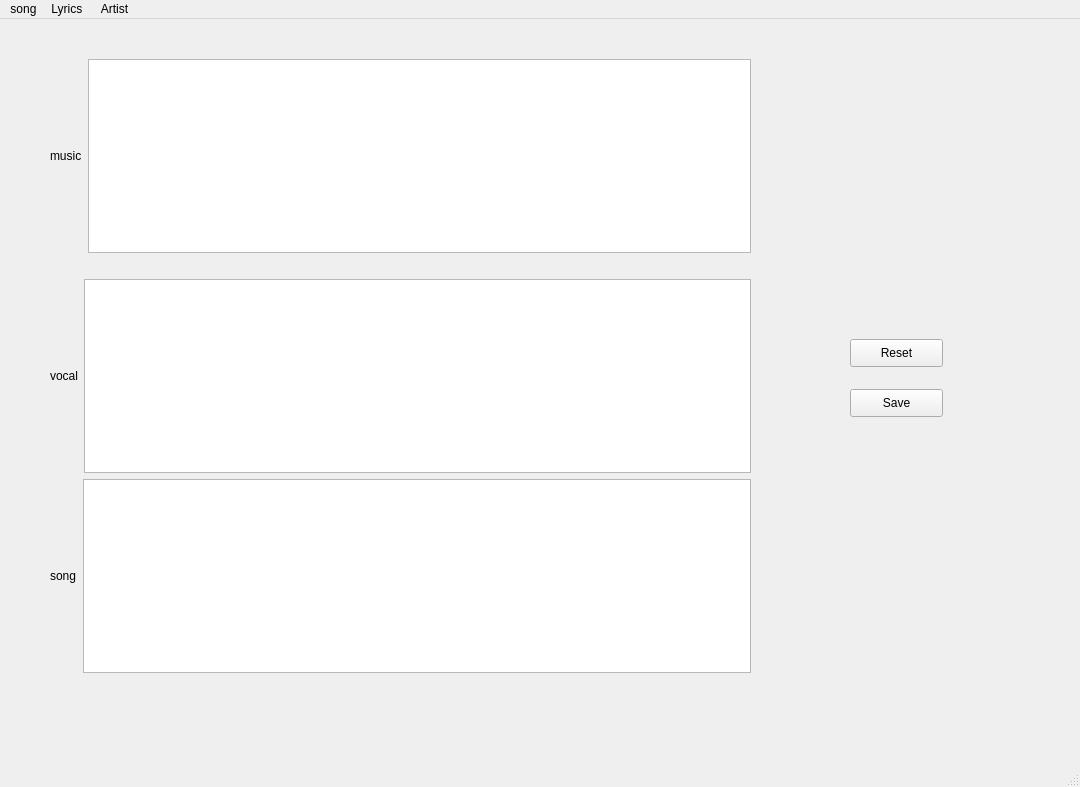
Old version of the form shazam.ui in the repository moheb432/-Fingerprint-Shazam-like.
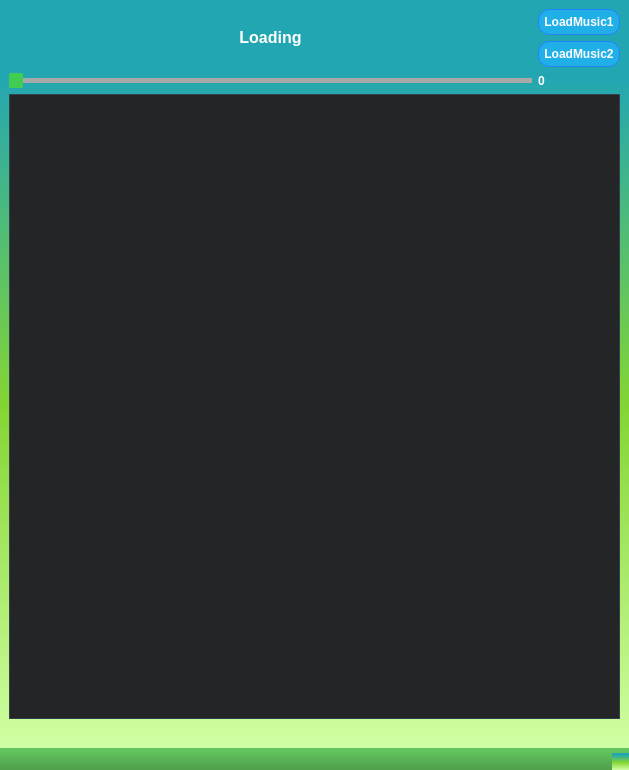
New version of the form. Icons and pictures are not drawn.

What changed in the file:
```diff
--- a/shazam.ui
+++ b/shazam.ui
@@ -6,136 +6,1208 @@
    <rect>
     <x>0</x>
     <y>0</y>
-    <width>1080</width>
-    <height>787</height>
+    <width>629</width>
+    <height>770</height>
    </rect>
   </property>
   <property name="windowTitle">
    <string>MainWindow</string>
   </property>
+  <property name="styleSheet">
+   <string notr="true">QWidget
+{
+	background-color: qlineargradient(spread:repeat, x1:1, y1:0, x2:1, y2:1, stop:0.100962 rgba(34, 166, 178, 255),stop:0.543269 rgba(132, 213, 51, 255),stop:1 rgba(208, 255, 163, 255));
+	color: #ffffff;
+	font-weight: bold;
+	border-color: #051a39;
+	selection-background-color: #3b7e48;
+
+}
+
+
+/*-----QLabel-----*/
+QLabel
+{
+	background-color: transparent;
+	color: #ffffff;
+
+}
+
+
+QLabel::disabled
+{
+	background-color: transparent;
+	color: #656565;
+
+}
+
+
+/*-----QMenuBar-----*/
+QMenuBar
+{
+	background-color: qlineargradient(spread:repeat, x1:1, y1:0, x2:1, y2:1, stop:0.100962 rgba(34, 166, 178, 255),stop:1 rgba(24, 123, 132, 255));
+	color: #ffffff;
+	border-color: #051a39;
+
+}
+
+
+QMenuBar::disabled
+{
+	background-color: #404040;
+	color: #656565;
+	border-color: #051a39;
+
+}
+
+
+QMenuBar::item
+{
+    background-color: transparent;
+
+}
+
+
+QMenuBar::item:selected
+{
+    background-color: #5ab8a0;
+    border: 1px solid #41cd52;
+
+}
+
+
+QMenuBar::item:pressed
+{
+    background-color: #3e7f6e;
+    border: 1px solid #5ab8a0;
+    margin-bottom: -1px;
+    padding-bottom: 1px;
+
+}
+
+
+/*-----QMenu-----*/
+QMenu
+{
+    background-color: #1f2b2b;
+    border: 1px solid;
+    color: #ffffff;
+
+}
+
+
+QMenu::separator
+{
+    height: 1px;
+    background-color: #22af00;
+    color: #ffffff;
+    padding-left: 4px;
+    margin-left: 10px;
+    margin-right: 5px;
+
+}
+
+
+QMenu::item
+{
+    min-width : 150px;
+    padding: 3px 20px 3px 20px;
+
+}
+
+
+QMenu::item:selected
+{
+    background-color: #22a6b2;
+    color: #ffffff;
+
+}
+
+
+QMenu::item:disabled
+{
+    color: #262626;
+
+}
+
+
+/*-----QToolTip-----*/
+QToolTip
+{
+	border : 1px solid #000000;
+	background-color: #26264f;
+	color: #ffffff;
+	border-color: #051a39;
+
+}
+
+
+/*-----QPushButton-----*/
+QPushButton
+{
+	background-color: #20afe7;
+	color: #ffffff;
+	border-style: solid;
+	border-width: 1px;
+	border-radius: 11px;
+	border-color: #2082ff;
+	padding: 5px;
+
+}
+
+
+QPushButton::disabled
+{
+	background-color: #404040;
+	color: #656565;
+	border-color: #051a39;
+
+}
+
+
+QPushButton::hover
+{
+	background-color: #33bdff;
+	color: #ffffff;
+	border-style: solid;
+	border-width: 1px;
+	border-radius: 11px;
+	border-color: #2082ff;
+	padding: 5px;
+
+}
+
+
+QPushButton::pressed
+{
+	background-color: #2082ff;
+	color: #ffffff;
+	border-style: solid;
+	border-width: 1px;
+	border-radius: 11px;
+	border-color: #2082ff;
+	padding: 5px;
+
+}
+
+
+/*-----QToolButton-----*/
+QToolButton
+{
+	background-color: #20afe7;
+	color: #ffffff;
+	border-style: solid;
+	border-width: 1px;
+	border-radius: 11px;
+	border-color: #2082ff;
+	padding: 5px;
+
+}
+
+
+QToolButton::disabled
+{
+	background-color: #404040;
+	color: #656565;
+	border-color: #051a39;
+
+}
+
+
+QToolButton::hover
+{
+	background-color: #33bdff;
+	color: #ffffff;
+	border-style: solid;
+	border-width: 1px;
+	border-radius: 11px;
+	border-color: #2082ff;
+	padding: 5px;
+
+}
+
+
+QToolButton::pressed
+{
+	background-color: #2082ff;
+	color: #ffffff;
+	border-style: solid;
+	border-width: 1px;
+	border-radius: 11px;
+	border-color: #2082ff;
+	padding: 5px;
+
+}
+
+
+/*-----QComboBox-----*/
+QComboBox
+{
+    background-color: #a9a9aa;
+    border: 1px solid;
+    padding-left: 6px;
+    color: #000;
+    height: 20px;
+
+}
+
+
+QComboBox::disabled
+{
+	background-color: #404040;
+	color: #656565;
+	border-color: #051a39;
+
+}
+
+
+QComboBox:hover
+{
+    background-color: #f6f6f6;
+
+}
+
+
+QComboBox:on
+{
+    background-color: #f8f6f0;
+
+}
+
+
+QComboBox QAbstractItemView
+{
+    background-color: #383838;
+    color: #ffffff;
+    border: 1px solid black;
+    selection-background-color: #488f44;
+    selection-color: #ffffff;
+    outline: 0;
+
+}
+
+
+QComboBox::drop-down
+{
+    subcontrol-origin: padding;
+    subcontrol-position: top right;
+    width: 15px;
+
+}
+
+
+QComboBox::down-arrow
+{
+	background-color: #383838;	
+    image: url(://arrow-down.png) 16px 16px;
+    width: 18px;
+    height: 18px;
+	border-left: 1px solid black;
+
+}
+
+
+/*-----QSpinBox &amp; QDoubleSpinBox &amp; QDateTimeEdit-----*/
+QSpinBox, 
+QDoubleSpinBox,
+QDateTimeEdit
+{
+	background-color: #f6f6f6;
+	color: #000;
+	border: 1px solid #a9a9aa;
+	padding : 2px;
+
+}
+
+
+QSpinBox::disabled, 
+QDoubleSpinBox::disabled,
+QDateTimeEdit::disabled
+{
+	background-color: #404040;
+	color: #656565;
+	border-color: #051a39;
+
+}
+
+
+QSpinBox:hover, 
+QDoubleSpinBox::hover,
+QDateTimeEdit::hover
+{
+    background-color: #a9a9aa;
+    border: 1px solid #a9a9aa;
+    color:  #000;
+    padding: 2px
+
+}
+
+
+QSpinBox::up-button, QSpinBox::down-button,
+QDoubleSpinBox::up-button, QDoubleSpinBox::down-button,
+QDateTimeEdit::up-button, QDateTimeEdit::down-button
+{
+    background-color: qlineargradient(spread:repeat, x1:1, y1:0, x2:1, y2:1, stop:0.100962 rgba(34, 166, 178, 255),stop:0.543269 rgba(132, 213, 51, 255),stop:1 rgba(208, 255, 163, 255));
+
+}
+
+
+QSpinBox::disabled, 
+QDoubleSpinBox::disabled,
+QDateTimeEdit::disabled
+{
+	background-color: #404040;
+	color: #656565;
+	border-color: #051a39;
+
+}
+
+
+QSpinBox::up-button:hover, QSpinBox::down-button:hover,
+QDoubleSpinBox::up-button:hover, QDoubleSpinBox::down-button:hover,
+QDateTimeEdit::up-button:hover, QDateTimeEdit::down-button:hover
+{
+    background-color: #92dd48;
+    border: 1px solid #92dd48;
+
+}
+
+
+QSpinBox::up-button:disabled, QSpinBox::down-button:disabled,
+QDoubleSpinBox::up-button:disabled, QDoubleSpinBox::down-button:disabled,
+QDateTimeEdit::up-button:disabled, QDateTimeEdit::down-button:disabled
+{
+	background-color: #404040;
+	color: #656565;
+	border-color: #051a39;
+
+}
+
+
+QSpinBox::up-button:pressed, QSpinBox::down-button:pressed,
+QDoubleSpinBox::up-button:pressed, QDoubleSpinBox::down-button::pressed,
+QDateTimeEdit::up-button:pressed, QDateTimeEdit::down-button::pressed
+{
+    background-color: #57a951;
+    border: 1px solid #57a951;
+
+}
+
+
+QSpinBox::down-arrow,
+QDoubleSpinBox::down-arrow,
+QDateTimeEdit::down-arrow
+{
+    image: url(://arrow-down.png);
+    width: 7px;
+
+}
+
+
+QSpinBox::up-arrow,
+QDoubleSpinBox::up-arrow,
+QDateTimeEdit::up-arrow
+{
+    image: url(://arrow-up.png);
+    width: 7px;
+
+}
+
+
+/*-----QLineEdit-----*/
+QLineEdit
+{
+	background-color: #f6f6f6;
+	color: #000;
+	border-width: 1px;
+	border-radius: 0px;
+	border-color: #051a39;
+	padding: 2px;
+
+}
+
+
+QLineEdit::hover
+{
+	background-color: #a9a9aa;
+	color: #000;
+
+}
+
+
+QLineEdit::disabled
+{
+	background-color: #404040;
+	color: #656565;
+	border-width: 1px;
+	border-radius: 3px;
+	border-color: #051a39;
+	padding: 2px;
+
+}
+
+
+/*-----QTextEdit-----*/
+QTextEdit
+{
+	background-color: #ffffff;
+	color: #010201;
+	border-color: #051a39;
+
+}
+
+
+QTextEdit::disabled
+{
+	background-color: #404040;
+	color: #656565;
+	border-color: #051a39;
+
+}
+
+
+/*-----QGroupBox-----*/
+QGroupBox 
+{
+	background-color: #1f2b2b;
+    border: 1px inset #000;
+    margin-top: 22px;
+	margin-left: 1px;
+
+}
+
+
+QGroupBox::title  
+{
+    background-color: #1f2b2b;
+    color: #ffffff;
+    subcontrol-origin: margin;
+    subcontrol-position: top left;
+	margin-left: 1px;
+    padding: 5px;
+
+}
+
+
+QGroupBox::title::disabled
+{
+	background-color: #404040;
+	color: #656565;
+
+}
+
+
+/*-----QCheckBox-----*/
+QCheckBox
+{
+    background-color: transparent;
+
+}
+
+
+QCheckBox::indicator
+{
+    color: #b1b1b1;
+    background-color: #1f2b2b;
+    border: 1px solid #2aaaa8;
+    width: 12px;
+    height: 12px;
+
+}
+
+
+QCheckBox::indicator:checked
+{
+    image:url(://checkbox.png);
+	background-color: #1f2b2b;
+    border: 1px solid #2aaaa8;
+
+}
+
+
+QCheckBox::indicator:unchecked:hover
+{
+    border: 1px solid #2aaaa8;
+
+}
+
+
+QCheckBox::disabled
+{
+	color: #656565;
+
+}
+
+
+QCheckBox::indicator:disabled
+{
+	background-color: #656565;
+	color: #656565;
+    border: 1px solid #656565;
+
+}
+
+
+/*-----QRadioButton-----*/
+QRadioButton
+{
+    background-color: transparent;
+
+}
+
+
+QRadioButton::indicator::unchecked
+{ 
+	border: 1px inset gray; 
+	border-radius: 5px; 
+	background-color:  #a9a9aa;
+	width: 9px; 
+	height: 9px; 
+
+}
+
+
+QRadioButton::indicator::unchecked:hover
+{ 
+	border: 1px inset #2aaaa8; 
+	border-radius: 5px; 
+	background-color: gray;
+	width: 9px; 
+	height: 9px; 
+
+}
+
+
+QRadioButton::indicator::checked
+{ 
+	border: 1px solid #607cff; 
+	border-radius: 5px; 
+	background-color: #58fa53; 
+	width: 9px; 
+	height: 9px; 
+
+}
+
+
+QRadioButton::disabled
+{
+	color: #656565;
+
+}
+
+
+QRadioButton::indicator:disabled
+{
+	background-color: #656565;
+	color: #656565;
+    border: 2px solid #656565;
+
+}
+
+
+/*-----QTableView &amp; QTableWidget-----*/
+QTableView
+{
+    background-color: #242526;
+    border: 1px solid #32414B;
+    color: #F0F0F0;
+    gridline-color: #353635;
+    outline : 0;
+}
+
+QTableView::item:hover
+{
+    background-color: #24602b;
+    color: #F0F0F0;
+}
+
+QTableView::item:selected
+{
+    background-color: #60c461;
+    border: 2px solid #60c461;
+    color: #F0F0F0;
+}
+
+QTableCornerButton::section
+{
+    background-color: #505050;
+    color: white;
+}
+
+QHeaderView
+{
+    background-color: #505050;
+    color: white;
+    border-radius: 0px;
+    text-align: left;
+
+}
+
+QHeaderView::section
+{
+    background-color: #505050;
+    color: white;
+    border-radius: 0px;
+    text-align: left;
+	padding: 3px;
+}
+
+QHeaderView::section:checked
+{
+    color: #000000;
+    background-color: #60c461;
+}
+
+QHeaderView::section::vertical::first,
+QHeaderView::section::vertical::only-one
+{
+    border-top: 1px solid #353635;
+}
+
+QHeaderView::section::vertical
+{
+    border-top: 1px solid #353635;
+}
+
+QHeaderView::section::horizontal::first,
+QHeaderView::section::horizontal::only-one
+{
+    border-left: 1px solid #353635;
+}
+
+QHeaderView::section::horizontal
+{
+    border-left: 1px solid #353635;
+}
+
+
+/*-----QTabWidget-----*/
+QTabBar::tab
+{
+	background-color: #1f2b2b;
+	color: #ffffff;
+	border-style: solid;
+	border-width: 1px;
+	border-color: #051a39;
+	padding: 5px;
+
+}
+
+
+QTabBar::tab:disabled
+{
+	background-color: #656565;
+	color: #656565;
+
+}
+
+
+QTabWidget::pane
+{
+	background-color: transparent;
+    border: 1px solid;
+    border-color: #1f2b2b;
+
+}
+
+
+QTabBar::tab:selected
+{
+    background-color: #1f2b2b;
+	color: #ffffff;
+	border-style: solid;
+	border-width: 0px;
+	border-color: #051a39;
+	padding: 5px;
+
+}
+
+
+QTabBar::tab:selected:disabled
+{
+	background-color: #404040;
+	color: #656565;
+
+}
+
+
+QTabBar::tab:!selected 
+{
+    background-color: #262626;
+
+}
+
+
+QTabBar::tab:!selected:hover 
+{
+    background-color: #1f2b2b;
+
+}
+
+
+QTabBar::tab:top:!selected 
+{
+    margin-top: 3px;
+
+}
+
+
+QTabBar::tab:bottom:!selected 
+{
+    margin-bottom: 3px;
+
+}
+
+
+QTabBar::tab:top, QTabBar::tab:bottom 
+{
+    min-width: 8ex;
+    margin-right: -1px;
+    padding: 5px 10px 5px 10px;
+
+}
+
+
+QTabBar::tab:top:selected 
+{
+    border-bottom-color: none;
+
+}
+
+
+QTabBar::tab:bottom:selected 
+{
+    border-top-color: none;
+
+}
+
+
+QTabBar::tab:top:last, QTabBar::tab:bottom:last,
+QTabBar::tab:top:only-one, QTabBar::tab:bottom:only-one 
+{
+    margin-right: 0;
+
+}
+
+
+QTabBar::tab:left:!selected 
+{
+    margin-right: 3px;
+
+}
+
+
+QTabBar::tab:right:!selected
+{
+    margin-left: 3px;
+
+}
+
+
+QTabBar::tab:left, QTabBar::tab:right 
+{
+    min-height: 8ex;
+    margin-bottom: -1px;
+    padding: 10px 5px 10px 5px;
+
+}
+
+
+QTabBar::tab:left:selected 
+{
+    border-left-color: none;
+
+}
+
+
+QTabBar::tab:right:selected 
+{
+    border-right-color: none;
+
+}
+
+
+QTabBar::tab:left:last, QTabBar::tab:right:last,
+QTabBar::tab:left:only-one, QTabBar::tab:right:only-one 
+{
+    margin-bottom: 0;
+
+}
+
+
+/*-----QSlider-----*/
+QSlider 
+{
+	background-color: transparent;
+
+}
+
+QSlider::groove:horizontal 
+{
+	background-color: transparent;
+	height: 5px;
+
+}
+
+
+QSlider::sub-page:horizontal 
+{
+	background-color: #41cd52;
+
+}
+
+
+QSlider::add-page:horizontal 
+{
+	background-color: #a9a9aa;
+
+}
+
+
+QSlider::handle:horizontal 
+{
+	background-color: #41cd52;
+	width: 14px;
+	margin-top: -6px;
+	margin-bottom: -6px;
+	border-radius: 3px;
+
+}
+
+
+QSlider::handle:horizontal:hover 
+{
+	background-color: #22af00;
+	border-radius: 3px;
+
+}
+
+
+QSlider::sub-page:horizontal:disabled 
+{
+	background-color: #bbb;
+	border-color: #999;
+
+}
+
+
+QSlider::add-page:horizontal:disabled 
+{
+	background-color: #eee;
+	border-color: #999;
+
+}
+
+
+QSlider::handle:horizontal:disabled 
+{
+	background-color: #eee;
+	border: 1px solid #aaa;
+	border-radius: 3px;
+
+}
+
+
+QSlider::groove:vertical 
+{
+	background-color: transparent;
+	width: 5px;
+
+}
+
+
+QSlider::sub-page:vertical 
+{
+	background-color: #41cd52;
+
+}
+
+
+QSlider::add-page:vertical 
+{
+	background-color: #a9a9aa;
+
+}
+
+
+QSlider::handle:vertical 
+{
+	background-color: #41cd52;
+	height: 14px;
+	margin-left: -6px;
+	margin-right: -6px;
+	border-radius: 3px;
+
+}
+
+
+QSlider::handle:vertical:hover 
+{
+	background-color: #22af00;
+	border-radius: 3px;
+
+}
+
+
+QSlider::sub-page:vertical:disabled 
+{
+	background-color: #bbb;
+	border-color: #999;
+
+}
+
+
+QSlider::add-page:vertical:disabled 
+{
+	background-color: #eee;
+	border-color: #999;
+
+}
+
+
+QSlider::handle:vertical:disabled 
+{
+	background-color: #eee;
+	border: 1px solid #aaa;
+	border-radius: 3px;
+
+}
+
+
+/*-----QDial-----*/
+QDial
+{
+	background-color: #58ae53;
+
+}
+
+
+QDial::disabled
+{
+	background-color: #404040;
+
+}
+
+
+/*-----QScrollBar-----*/
+QScrollBar:horizontal
+{
+    border: 1px solid #222222;
+    background-color: #3d3d3d;
+    height: 15px;
+    margin: 0px 16px 0 16px;
+
+}
+
+
+QScrollBar::handle:horizontal
+{
+    background-color: #41cd52;
+    min-height: 20px;
+
+}
+
+
+QScrollBar::add-line:horizontal
+{
+    border: 1px solid #1b1b19;
+    background-color: #41cd52;
+    width: 14px;
+    subcontrol-position: right;
+    subcontrol-origin: margin;
+
+}
+
+
+QScrollBar::sub-line:horizontal
+{
+    border: 1px solid #1b1b19;
+    background-color: #41cd52;
+    width: 14px;
+    subcontrol-position: left;
+    subcontrol-origin: margin;
+
+}
+
+
+QScrollBar::right-arrow:horizontal
+{
+    image: url(://arrow-right.png);
+    width: 6px;
+    height: 6px;
+
+}
+
+
+QScrollBar::left-arrow:horizontal
+{
+    image: url(://arrow-left.png);
+    width: 6px;
+    height: 6px;
+
+}
+
+
+QScrollBar::add-page:horizontal, QScrollBar::sub-page:horizontal
+{
+    background: none;
+
+}
+
+
+QScrollBar:vertical
+{
+    background-color: #3d3d3d;
+    width: 13px;
+    margin: 16px 0 16px 0;
+    border: 1px solid #222222;
+
+}
+
+
+QScrollBar::handle:vertical
+{
+    background-color: #41cd52;
+    min-height: 20px;
+
+}
+
+
+QScrollBar::add-line:vertical
+{
+    border: 1px solid #1b1b19;
+    background-color: #41cd52;
+    height: 14px;
+    subcontrol-position: bottom;
+    subcontrol-origin: margin;
+
+}
+
+
+QScrollBar::sub-line:vertical
+{
+    border: 1px solid #41cd52;
+    background-color: #41cd52;
+    height: 14px;
+    subcontrol-position: top;
+    subcontrol-origin: margin;
+
+}
+
+
+QScrollBar::up-arrow:vertical
+{
+    image: url(://arrow-up.png);
+    width: 6px;
+    height: 6px;
+
+}
+
+
+QScrollBar::down-arrow:vertical
+{
+    image: url(://arrow-down.png);
+    width: 6px;
+    height: 6px;
+
+}
+
+
+QScrollBar::add-page:vertical, QScrollBar::sub-page:vertical
+{
+    background: none;
+
+}
+
+
+/*-----QProgressBar-----*/
+QProgressBar
+{
+	background-color: #a9a9aa;
+	color: #000;
+	border: 1px solid #000;
+	text-align: center;
+
+}
+
+
+QProgressBar::chunk {
+	background-color: #36b9b1;
+	color: #fff;
+
+}
+
+
+QProgressBar::chunk:disabled {
+	background-color: #656565;
+	border: 1px solid #aaa;
+	color: #656565;
+}
+
+
+/*-----QStatusBar-----*/
+QStatusBar
+{
+	background-color: qlineargradient(spread:repeat, x1:1, y1:0, x2:1, y2:1, stop:0.100962 rgba(98, 197, 95, 255),stop:1 rgba(80, 158, 75, 255));
+	color: #ffffff;
+	border-color: #051a39;
+
+}
+
+
+</string>
+  </property>
   <widget class="QWidget" name="centralwidget">
-   <widget class="QPushButton" name="reset">
-    <property name="geometry">
-     <rect>
-      <x>850</x>
-      <y>320</y>
-      <width>93</width>
-      <height>28</height>
-     </rect>
-    </property>
-    <property name="text">
-     <string>Reset</string>
-    </property>
-   </widget>
-   <widget class="QPushButton" name="save">
-    <property name="geometry">
-     <rect>
-      <x>850</x>
-      <y>370</y>
-      <width>93</width>
-      <height>28</height>
-     </rect>
-    </property>
-    <property name="text">
-     <string>Save</string>
-    </property>
-   </widget>
-   <widget class="QWidget" name="layoutWidget">
-    <property name="geometry">
-     <rect>
-      <x>50</x>
-      <y>40</y>
-      <width>701</width>
-      <height>194</height>
-     </rect>
-    </property>
-    <layout class="QHBoxLayout" name="horizontalLayout_2">
-     <item>
-      <widget class="QLabel" name="label">
-       <property name="text">
-        <string>music</string>
-       </property>
-      </widget>
-     </item>
-     <item>
-      <widget class="QGraphicsView" name="spect_view"/>
-     </item>
-    </layout>
-   </widget>
-   <widget class="QWidget" name="layoutWidget_2">
-    <property name="geometry">
-     <rect>
-      <x>50</x>
-      <y>260</y>
-      <width>701</width>
-      <height>194</height>
-     </rect>
-    </property>
-    <layout class="QHBoxLayout" name="horizontalLayout_4">
-     <item>
-      <widget class="QLabel" name="label_3">
-       <property name="text">
-        <string>vocal</string>
-       </property>
-      </widget>
-     </item>
-     <item>
-      <widget class="QGraphicsView" name="graphicsView"/>
-     </item>
-    </layout>
-   </widget>
-   <widget class="QWidget" name="layoutWidget_3">
-    <property name="geometry">
-     <rect>
-      <x>50</x>
-      <y>460</y>
-      <width>701</width>
-      <height>194</height>
-     </rect>
-    </property>
-    <layout class="QHBoxLayout" name="horizontalLayout_8">
-     <item>
-      <widget class="QLabel" name="label_7">
-       <property name="text">
-        <string>song</string>
-       </property>
-      </widget>
-     </item>
-     <item>
-      <widget class="QGraphicsView" name="spect_view_7"/>
-     </item>
-    </layout>
-   </widget>
-  </widget>
-  <widget class="QMenuBar" name="menubar">
-   <property name="geometry">
-    <rect>
-     <x>0</x>
-     <y>0</y>
-     <width>1080</width>
-     <height>26</height>
-    </rect>
-   </property>
-   <widget class="QMenu" name="menufile">
-    <property name="title">
-     <string>song</string>
-    </property>
-    <addaction name="actionbrowse"/>
-    <addaction name="actionnew"/>
-   </widget>
-   <widget class="QMenu" name="menuLyrics">
-    <property name="title">
-     <string>Lyrics </string>
-    </property>
-   </widget>
-   <widget class="QMenu" name="menuArtist">
-    <property name="title">
-     <string>Artist</string>
-    </property>
-   </widget>
-   <addaction name="menufile"/>
-   <addaction name="menuLyrics"/>
-   <addaction name="menuArtist"/>
+   <layout class="QGridLayout" name="gridLayout">
+    <item row="0" column="0" rowspan="2">
+     <widget class="QLabel" name="label_2">
+      <property name="text">
+       <string>&lt;html&gt;&lt;head/&gt;&lt;body&gt;&lt;p align=&quot;center&quot;&gt;&lt;span style=&quot; font-size:12pt;&quot;&gt;Loading&lt;/span&gt;&lt;/p&gt;&lt;/body&gt;&lt;/html&gt;</string>
+      </property>
+     </widget>
+    </item>
+    <item row="7" column="1">
+     <widget class="QLabel" name="label">
+      <property name="text">
+       <string/>
+      </property>
+     </widget>
+    </item>
+    <item row="6" column="0" colspan="3">
+     <widget class="QTableWidget" name="resultsTable"/>
+    </item>
+    <item row="5" column="0">
+     <widget class="QSlider" name="mix_slider">
+      <property name="maximum">
+       <number>100</number>
+      </property>
+      <property name="orientation">
+       <enum>Qt::Horizontal</enum>
+      </property>
+     </widget>
+    </item>
+    <item row="5" column="1" colspan="2">
+     <widget class="QLabel" name="label_3">
+      <property name="text">
+       <string>0</string>
+      </property>
+     </widget>
+    </item>
+    <item row="0" column="1" colspan="2">
+     <widget class="QPushButton" name="loadmusic1">
+      <property name="text">
+       <string>LoadMusic1</string>
+      </property>
+     </widget>
+    </item>
+    <item row="1" column="1" colspan="2">
+     <widget class="QPushButton" name="loadmusic2">
+      <property name="text">
+       <string>LoadMusic2</string>
+      </property>
+     </widget>
+    </item>
+   </layout>
   </widget>
   <widget class="QStatusBar" name="statusbar"/>
   <action name="actionbrowse">
```
Left out of the diff: 28 changed lines with no effect on the pictures.
